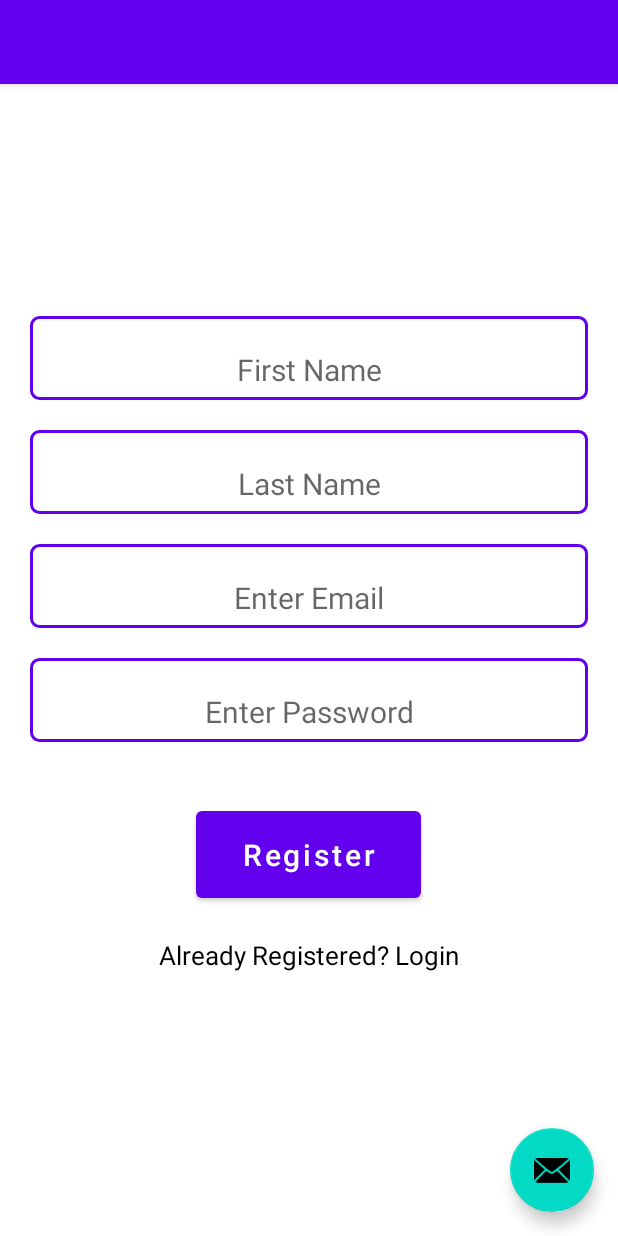
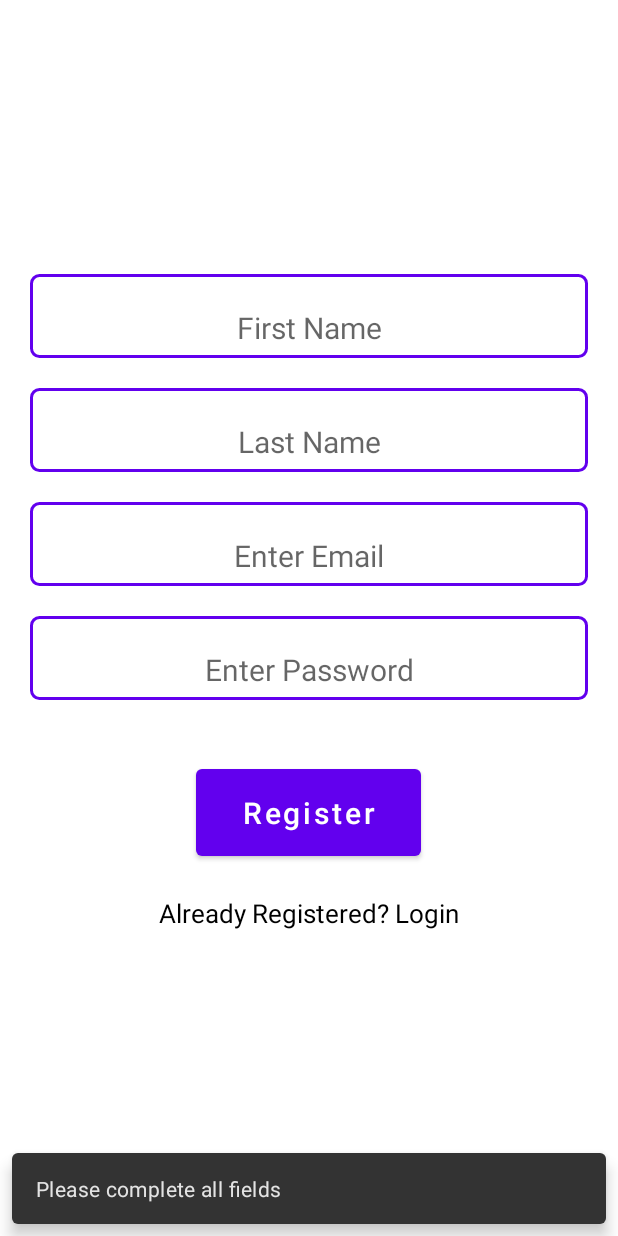
Before and after one commit to mofe64/c9AndroidClasses, an Android app: the screen it shows after launch (MainActivity), after a tap on "Register", on a phone screen of 412 x 824 dp. Run offline under Robolectric (Android 15) with nearby library versions, the phone set to English and light mode, and no system bars; our stand-ins replace navigation-ui.

Commit message:
set up navigation and register api call

```diff
--- a/Journal/app/build.gradle
+++ b/Journal/app/build.gradle
@@ -2,6 +2,7 @@ plugins {
     id 'com.android.application'
     id 'kotlin-android'
     id 'kotlin-kapt'
+    id("androidx.navigation.safeargs.kotlin")
 }
 
 android {
@@ -51,6 +52,11 @@ dependencies {
     implementation 'com.squareup.retrofit2:retrofit:2.9.0'
     // GSON
     implementation 'com.squareup.retrofit2:converter-gson:2.9.0'
+
+    // OK HTTP
+    implementation "com.squareup.okhttp3:okhttp:5.0.0-alpha.2"
+    implementation "com.squareup.okhttp3:logging-interceptor:5.0.0-alpha.2"
+
     // coroutine
     implementation 'org.jetbrains.kotlinx:kotlinx-coroutines-android:1.5.2'
     implementation 'org.jetbrains.kotlinx:kotlinx-coroutines-core:1.5.2'
--- a/Journal/app/src/main/java/com/nubari/journal/auth/ui/Register.kt
+++ b/Journal/app/src/main/java/com/nubari/journal/auth/ui/Register.kt
@@ -1,23 +1,27 @@
 package com.nubari.journal.auth.ui
 
-import android.graphics.Color
 import android.os.Bundle
 import android.util.Log
-import androidx.fragment.app.Fragment
 import android.view.LayoutInflater
 import android.view.View
 import android.view.ViewGroup
+import androidx.fragment.app.Fragment
 import androidx.fragment.app.viewModels
 import androidx.navigation.fragment.findNavController
+import com.google.android.material.snackbar.BaseTransientBottomBar
+import com.google.android.material.snackbar.Snackbar
 import com.nubari.journal.auth.events.AuthEvent
 import com.nubari.journal.auth.viewmodels.RegisterViewModel
 import com.nubari.journal.data.model.RegistrationRequest
-import com.nubari.journal.data.model.Resource
 import com.nubari.journal.data.model.Status
 import com.nubari.journal.databinding.FragmentRegisterBinding
 
 
 class Register : Fragment() {
+    init {
+        val threadInfo = Thread.currentThread().name
+        Log.i("register frag", "running on thread $threadInfo")
+    }
 
     private lateinit var registerBinding: FragmentRegisterBinding
     private val registerViewModel: RegisterViewModel by viewModels()
@@ -33,12 +37,63 @@ class Register : Fragment() {
     }
 
     override fun onViewCreated(view: View, savedInstanceState: Bundle?) {
+
         super.onViewCreated(view, savedInstanceState)
         val btn = registerBinding.registerBtn
+        val loginLink = registerBinding.loginLink
+        val navController = findNavController()
+        loginLink.setOnClickListener {
+            val action = RegisterDirections.actionRegisterToLogin()
+            navController.navigate(action)
+
+        }
         registerViewModel.isFormValid.observe(viewLifecycleOwner, {
             it?.let { isValid ->
                 if (!isValid) {
-                    btn.setBackgroundColor(Color.RED)
+                    val snackbar = Snackbar.make(
+                        registerBinding.root,
+                        "Please complete all fields",
+                        Snackbar.LENGTH_SHORT
+                    )
+                    snackbar.show()
+                }
+            }
+        })
+        registerViewModel.status.observe(viewLifecycleOwner, {
+            it?.let {
+                if (it.status == Status.LOADING) {
+                    btn.text = "Loading ..."
+                }
+                if (it.status == Status.ERROR) {
+                    btn.text = "Register"
+                    val snackbar = Snackbar.make(
+                        registerBinding.root,
+                        it.message ?: "Looks like something went wrong",
+                        Snackbar.LENGTH_SHORT
+                    )
+                    snackbar.show()
+                }
+                if (it.status == Status.SUCCESS) {
+                    val snackbar = Snackbar.make(
+                        registerBinding.root,
+                        "Registration Success",
+                        Snackbar.LENGTH_SHORT
+                    )
+                    snackbar.setAction("Dismiss") {
+                        val action = RegisterDirections.actionRegisterToLogin()
+                        navController.navigate(action)
+                    }
+                    // Add a callback in case the user doesn't dismiss via our action
+                    snackbar.addCallback(object : BaseTransientBottomBar.BaseCallback<Snackbar>() {
+                        override fun onDismissed(transientBottomBar: Snackbar?, event: Int) {
+                            super.onDismissed(transientBottomBar, event)
+                            if (event == Snackbar.Callback.DISMISS_EVENT_TIMEOUT) {
+                                val action = RegisterDirections.actionRegisterToLogin()
+                                navController.navigate(action)
+                            }
+                        }
+                    })
+                    snackbar.show()
                 }
             }
         })
@@ -48,24 +103,11 @@ class Register : Fragment() {
             val lastname = registerBinding.lastnameInput.text.toString()
             val email = registerBinding.emailInput.text.toString()
             val password = registerBinding.passwordInput.text.toString()
-
             val request = RegistrationRequest(firstname, lastname, email, password)
             val event = AuthEvent.RegistrationEvent(request)
-            Log.i("status", event.toString())
-            registerViewModel.register(request).observe(viewLifecycleOwner, {
+            Log.i("register-event", event.toString())
+            registerViewModel.onEvent(event)
 
-                if (it.status == Status.LOADING) {
-                    Log.i("status", "loading")
-                }
-                if (it.status == Status.ERROR) {
-                    Log.i("status", "error")
-                    Log.i("status", it.message!!)
-                }
-                if (it.status == Status.SUCCESS) {
-                    Log.i("status", "success")
-                    Log.i("status", it.data!!.toString())
-                }
-            })
         }
 
     }
--- a/Journal/app/src/main/java/com/nubari/journal/data/model/RegistrationResponse.kt
+++ b/Journal/app/src/main/java/com/nubari/journal/data/model/RegistrationResponse.kt
@@ -1,6 +1,6 @@
 package com.nubari.journal.data.model
 
 data class RegistrationResponse(
-    val data: Pair<String, String>,
+    val data: Data,
     val successful: Boolean
 )
--- a/Journal/app/src/main/java/com/nubari/journal/data/remote/RetrofitBuilder.kt
+++ b/Journal/app/src/main/java/com/nubari/journal/data/remote/RetrofitBuilder.kt
@@ -1,14 +1,27 @@
 package com.nubari.journal.data.remote
 
+import okhttp3.OkHttpClient
 import retrofit2.Retrofit
 import retrofit2.converter.gson.GsonConverterFactory
+import okhttp3.logging.HttpLoggingInterceptor
+
 
 object RetrofitBuilder {
     private const val baseUrl = "https://gossip-central-dev.herokuapp.com/api/v1/"
 
+    private fun getClient(): OkHttpClient {
+        val logging = HttpLoggingInterceptor()
+        logging.setLevel(HttpLoggingInterceptor.Level.BODY)
+        return OkHttpClient.Builder()
+            .addInterceptor(logging)
+            .build()
+    }
+
     private fun getInstance(): Retrofit {
+        val client = getClient()
         return Retrofit.Builder().baseUrl(baseUrl)
             .addConverterFactory(GsonConverterFactory.create())
+            .client(client)
             .build()
     }
 
--- a/Journal/app/src/main/res/layout/activity_main.xml
+++ b/Journal/app/src/main/res/layout/activity_main.xml
@@ -10,25 +10,9 @@
         android:layout_width="match_parent"
         android:layout_height="wrap_content"
         android:theme="@style/Theme.Journal.AppBarOverlay">
-
-        <androidx.appcompat.widget.Toolbar
-            android:id="@+id/toolbar"
-            android:layout_width="match_parent"
-            android:layout_height="?attr/actionBarSize"
-            android:background="?attr/colorPrimary"
-            app:popupTheme="@style/Theme.Journal.PopupOverlay" />
-
     </com.google.android.material.appbar.AppBarLayout>
 
     <include layout="@layout/content_main" />
 
-    <com.google.android.material.floatingactionbutton.FloatingActionButton
-        android:id="@+id/fab"
-        android:layout_width="wrap_content"
-        android:layout_height="wrap_content"
-        android:layout_gravity="bottom|end"
-        android:layout_marginEnd="@dimen/fab_margin"
-        android:layout_marginBottom="16dp"
-        app:srcCompat="@android:drawable/ic_dialog_email" />
 
 </androidx.coordinatorlayout.widget.CoordinatorLayout>
--- /dev/null
+++ b/Journal/app/src/main/res/navigation/application_navigation_graph.xml
@@ -0,0 +1,6 @@
+<?xml version="1.0" encoding="utf-8"?>
+<navigation xmlns:android="http://schemas.android.com/apk/res/android"
+    xmlns:app="http://schemas.android.com/apk/res-auto"
+    android:id="@+id/application_navigation_graph">
+
+</navigation>
--- a/Journal/app/src/main/res/navigation/nav_graph.xml
+++ b/Journal/app/src/main/res/navigation/nav_graph.xml
@@ -3,26 +3,31 @@
     xmlns:app="http://schemas.android.com/apk/res-auto"
     xmlns:tools="http://schemas.android.com/tools"
     android:id="@+id/nav_graph"
-    app:startDestination="@id/SecondFragment">
+    app:startDestination="@id/register">
 
     <fragment
-        android:id="@+id/FirstFragment"
+        android:id="@+id/login"
         android:name="com.nubari.journal.auth.ui.Login"
         android:label="@string/first_fragment_label"
         tools:layout="@layout/fragment_login">
 
         <action
-            android:id="@+id/action_FirstFragment_to_SecondFragment"
-            app:destination="@id/SecondFragment" />
+            android:id="@+id/action_login_to_register"
+            app:destination="@id/register" />
+        <action
+            android:id="@+id/action_login_to_application_navigation_graph"
+            app:destination="@id/application_navigation_graph" />
     </fragment>
     <fragment
-        android:id="@+id/SecondFragment"
+        android:id="@+id/register"
         android:name="com.nubari.journal.auth.ui.Register"
         android:label="@string/second_fragment_label"
         tools:layout="@layout/fragment_register">
 
         <action
-            android:id="@+id/action_SecondFragment_to_FirstFragment"
-            app:destination="@id/FirstFragment" />
+            android:id="@+id/action_register_to_login"
+            app:destination="@id/login" />
     </fragment>
+
+    <include app:graph="@navigation/application_navigation_graph" />
 </navigation>
--- a/Journal/build.gradle
+++ b/Journal/build.gradle
@@ -10,6 +10,10 @@ buildscript {
 
         // NOTE: Do not place your application dependencies here; they belong
         // in the individual module build.gradle files
+
+        // To enable navigation safe args
+        def nav_version = "2.4.2"
+        classpath("androidx.navigation:navigation-safe-args-gradle-plugin:$nav_version")
     }
 }
 
```
Also changed, not shown: Journal/app/src/main/java/com/nubari/journal/auth/ui/Login.kt (+9 -0 lines), Journal/app/src/main/java/com/nubari/journal/auth/viewmodels/RegisterViewModel.kt (+55 -15 lines), Journal/app/src/main/java/com/nubari/journal/data/model/Data.kt (added, +7 -0 lines), 1 other file.
